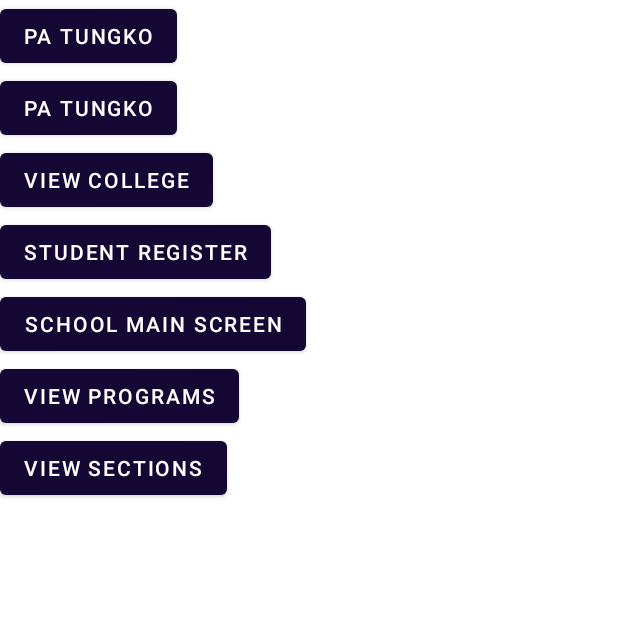
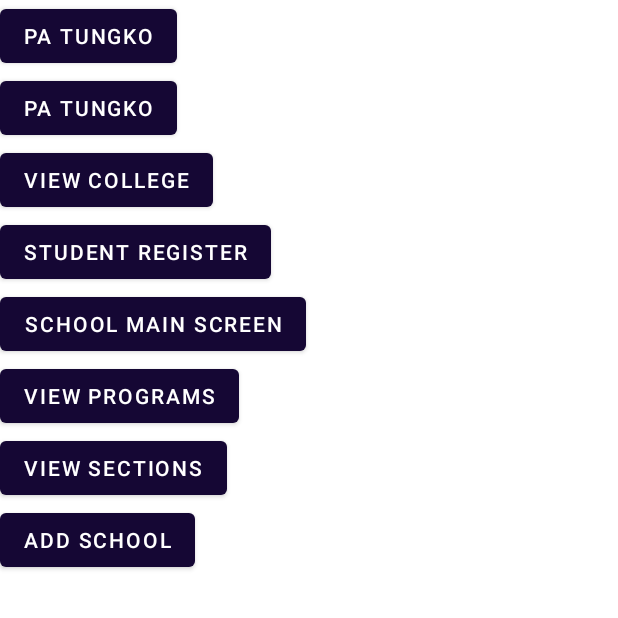
Before and after one commit to itechpaulj/gportal, an Android app: the Testinganbutton screen opened directly, with no data from a screen before it, on a phone screen of 412 x 824 dp, the top half of it. Run offline under Robolectric (Android 15) with nearby library versions, the phone set to English and light mode, and no system bars.

Commit message:
addSchool{Testingan}intent

```diff
--- a/app/src/main/java/com/javinezpaul/gradeportalschool/Testinganbutton.java
+++ b/app/src/main/java/com/javinezpaul/gradeportalschool/Testinganbutton.java
@@ -10,14 +10,19 @@ import android.widget.Button;
 
 public class Testinganbutton extends AppCompatActivity {
 
-    Button patungko,pagumaoc,viewCollege, studRegister, schoolMainScreen, viewPrograms, viewSections;
+    Button patungko,pagumaoc,viewCollege, studRegister, schoolMainScreen, viewPrograms, viewSections,addSchool;
     @Override
     protected void onCreate(Bundle savedInstanceState) {
         super.onCreate(savedInstanceState);
         setContentView(R.layout.activity_testinganbutton);
 
-
-
+        /*
+        id ni paul javinez
+         */
+        addSchool = (Button) findViewById(R.id.addSchool);
+        /*
+        id ni paul javinez
+         */
         patungko = findViewById(R.id.patungko);
         pagumaoc = findViewById(R.id.pagumaoc);
         viewCollege = findViewById(R.id.viewCollege);
@@ -25,6 +30,8 @@ public class Testinganbutton extends AppCompatActivity {
         schoolMainScreen = findViewById(R.id.schoolMainScreen);
         viewPrograms = findViewById(R.id.viewPrograms);
         viewSections = findViewById(R.id.viewSections);
+
+
 
         patungko.setOnClickListener(new View.OnClickListener() {
             @Override
@@ -82,5 +89,13 @@ public class Testinganbutton extends AppCompatActivity {
                 startActivity(viewSections);
             }
         });
+
+        addSchool.setOnClickListener(new View.OnClickListener() {
+            @Override
+            public void onClick(View v) {
+                Intent addSchool = new Intent(Testinganbutton.this , School.class);
+                startActivity(addSchool);
+            }
+        });
     }
 }
--- a/app/src/main/res/layout/activity_testinganbutton.xml
+++ b/app/src/main/res/layout/activity_testinganbutton.xml
@@ -56,4 +56,10 @@
         android:text="View Sections"
         android:layout_width="wrap_content"
         android:layout_height="wrap_content"></Button>
+    <Button
+        android:textColor="@color/white"
+        android:id="@+id/addSchool"
+        android:text="Add School"
+        android:layout_width="wrap_content"
+        android:layout_height="wrap_content"></Button>
 </LinearLayout>
```
